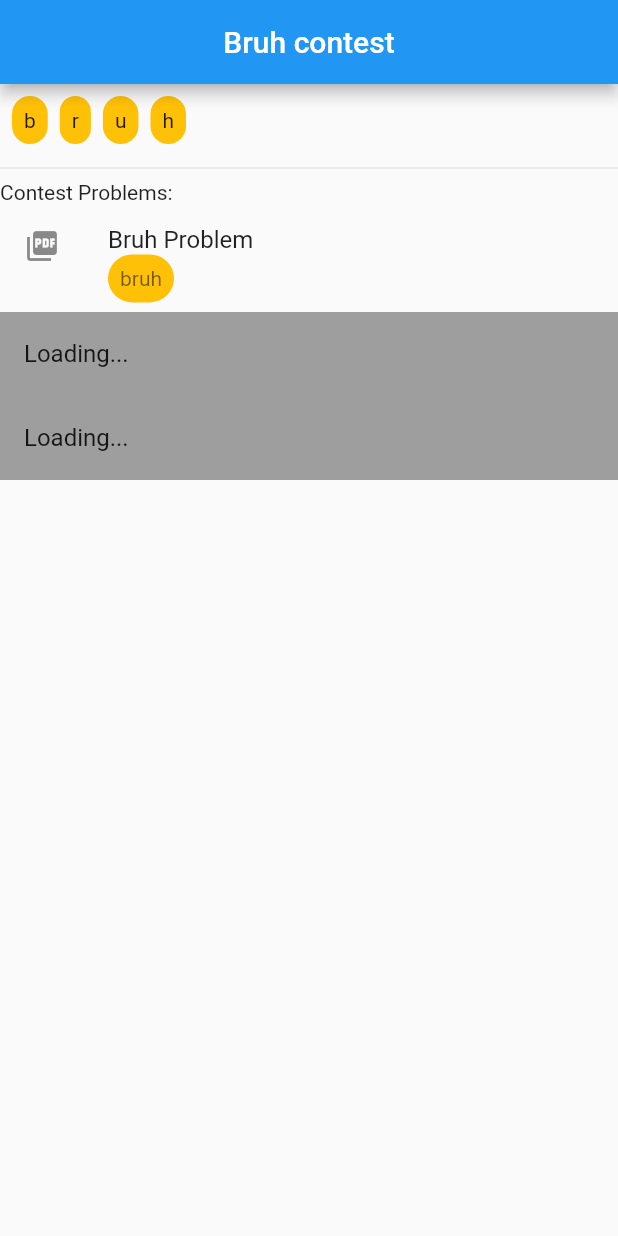
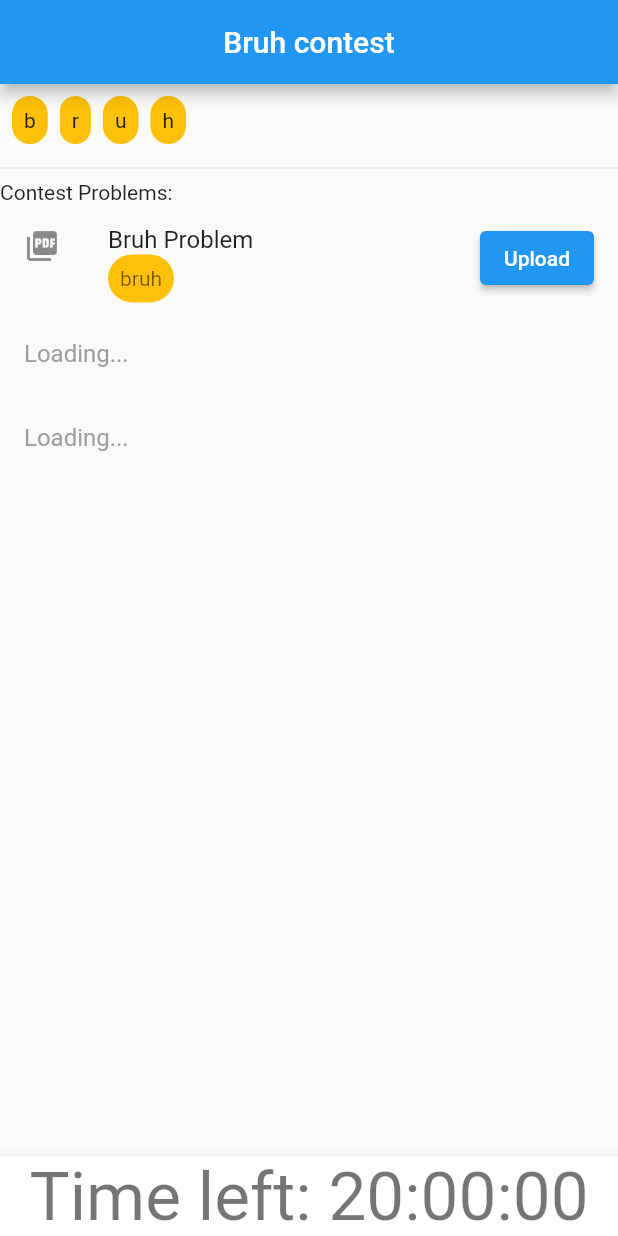
Before and after one commit to RobBobBot/Q.E.D., a Flutter app: the screen it shows after launch, on a phone screen of 412 x 824 dp. Run offline on Flutter 3.47's test engine with Material 2 defaults, Android fonts, the phone set to English and light mode, and no system bars; our stand-ins replace firebase_core, flutter_redux, redux; accounts and stored records are empty; generated files the repository leaves out were written again.

Commit message:
added naviagtion bar

```diff
--- a/lib/contest_screens/active_contest_screen.dart
+++ b/lib/contest_screens/active_contest_screen.dart
@@ -43,6 +43,13 @@ class ActiveContestScreen extends StatelessWidget {
               }).toList(),
         );
       }),
+      bottomNavigationBar: BottomAppBar(
+        child: Text(
+          "Time left: 20:00:00",
+          style: Theme.of(context).textTheme.headline3,
+          textAlign: TextAlign.center,
+        ),
+      ),
     );
   }
 }
@@ -61,6 +68,10 @@ class ActiveContestProblemListTile extends StatelessWidget {
         runSpacing: 8.0,
         spacing: 8.0,
       ),
+      trailing: ElevatedButton(
+        child: Text("Upload"),
+        onPressed: () {},
+      ),
     );
   }
 }
--- a/lib/custom_widgets/loading_list_tile.dart
+++ b/lib/custom_widgets/loading_list_tile.dart
@@ -8,7 +8,7 @@ class LoadingListTile extends StatelessWidget {
   @override
   Widget build(BuildContext context) {
     return const ListTile(
-      tileColor: Colors.grey,
+      textColor: Colors.grey,
       title: Text("Loading..."),
     );
   }
--- a/lib/main.dart
+++ b/lib/main.dart
@@ -38,7 +38,6 @@ class App extends StatelessWidget {
 
   @override
   Widget build(BuildContext context) {
-    ///TODO: test pls delete
     return StoreProvider<AppState>(
       store: store,
       child: StoreBuilder<AppState>(builder: (context, store) {
```
